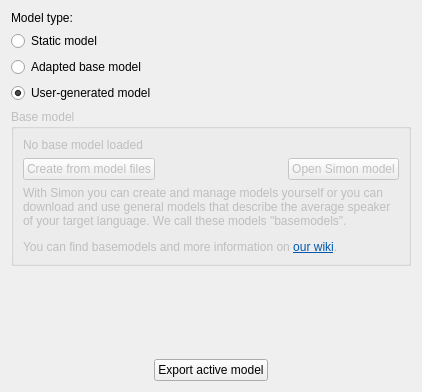
Old version of the form simonlib/simonscenarios/modelsettingsdlg.ui in the repository KDE/simon.
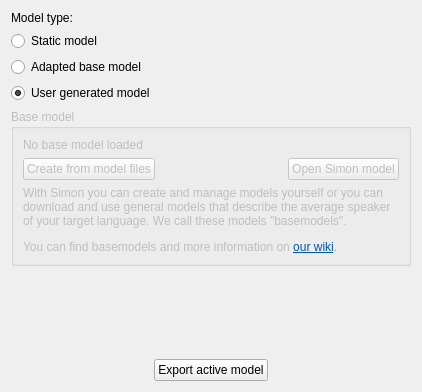
New version of the form. Custom widgets are drawn as their Qt base class.

Commit message:
User-generated > User generated
GIT_SILENT

```diff
--- a/simonlib/simonscenarios/modelsettingsdlg.ui
+++ b/simonlib/simonscenarios/modelsettingsdlg.ui
@@ -38,7 +38,7 @@
    <item>
     <widget class="QRadioButton" name="rbDynamic">
      <property name="text">
-      <string>User-generated model</string>
+      <string>User generated model</string>
      </property>
      <property name="checked">
       <bool>true</bool>
```
